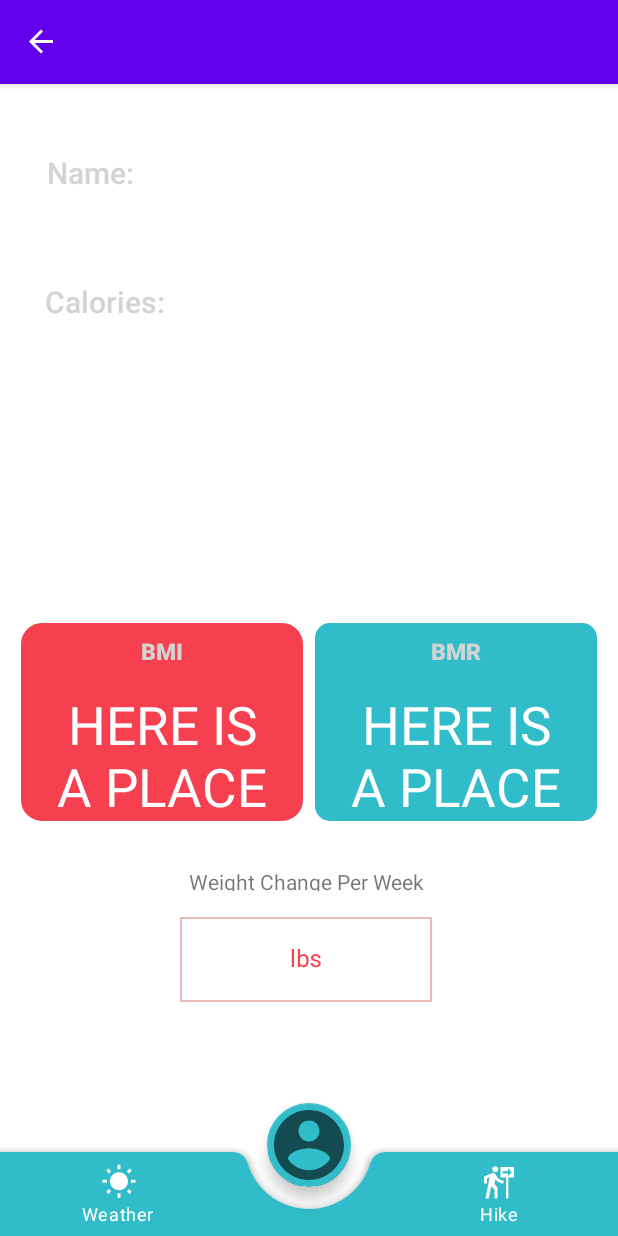
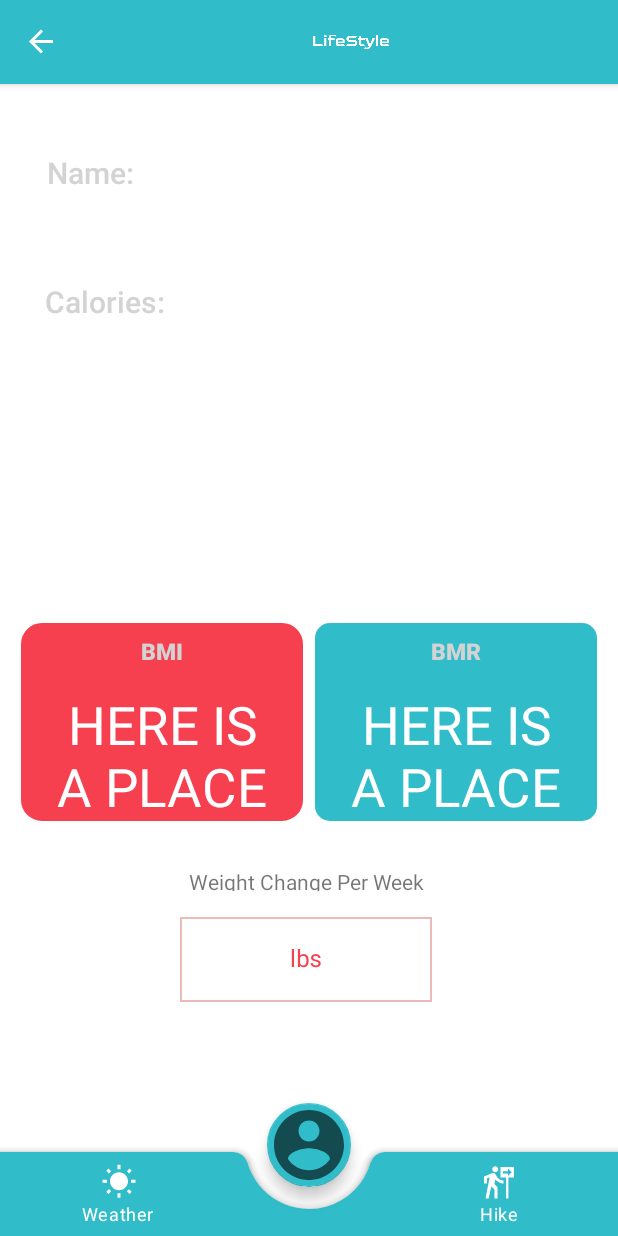
Before and after one commit to Mistah-Jones/LifeStyle_App, an Android app: the screen it shows after launch (MainActivity), item 2 of the bottom bar chosen, on a phone screen of 412 x 824 dp. Run offline under Robolectric (Android 15) with nearby library versions, the phone set to English and light mode, and no system bars; our stand-ins replace navigation-ui.

Commit message:
customized action bar and status bar

```diff
--- a/app/src/main/java/com/example/myapplication/MainActivity.java
+++ b/app/src/main/java/com/example/myapplication/MainActivity.java
@@ -2,6 +2,7 @@ package com.example.myapplication;
 
 import static androidx.navigation.Navigation.findNavController;
 
+import android.content.Context;
 import android.graphics.Bitmap;
 import android.graphics.BitmapFactory;
 import android.graphics.Canvas;
@@ -12,7 +13,9 @@ import android.graphics.Rect;
 import android.graphics.drawable.BitmapDrawable;
 import android.graphics.drawable.Drawable;
 import android.os.Bundle;
+import android.text.Layout;
 import android.util.Base64;
+import android.view.LayoutInflater;
 import android.view.View;
 
 import androidx.appcompat.app.AppCompatActivity;
@@ -52,6 +55,12 @@ public class MainActivity extends AppCompatActivity
 
         binding = ActivityMainBinding.inflate(getLayoutInflater());
         setContentView(binding.getRoot());
+
+        androidx.appcompat.app.ActionBar actionBar = getSupportActionBar();
+        actionBar.setDisplayShowCustomEnabled(true);
+        LayoutInflater inflater = (LayoutInflater) this.getSystemService(Context.LAYOUT_INFLATER_SERVICE);
+        View view = inflater.inflate(R.layout.action_bar, null);
+        actionBar.setCustomView(view);
 
         BottomNavigationView navView = findViewById(R.id.bottomNavigationView);
         navView.setBackground(null);
--- /dev/null
+++ b/app/src/main/res/layout/action_bar.xml
@@ -0,0 +1,11 @@
+<?xml version="1.0" encoding="utf-8"?>
+<RelativeLayout xmlns:android="http://schemas.android.com/apk/res/android"
+    android:layout_width="match_parent"
+    android:layout_height="match_parent">
+
+    <ImageView
+        android:layout_width="match_parent"
+        android:layout_height="wrap_content"
+        android:src="@drawable/logo_text" />
+
+</RelativeLayout>
--- a/app/src/main/res/values/colors.xml
+++ b/app/src/main/res/values/colors.xml
@@ -8,5 +8,9 @@
     <color name="black">#FF000000</color>
     <color name="white">#FFFFFFFF</color>
 
-
+    <color name="blue">#30BCC9</color>
+    <color name="blue1">#2696a1</color>
+    <color name="red">#F6404F</color>
+    <color name="yellow">#FADA80</color>
+    <color name="off_white">#FAF3E3</color>
 </resources>
--- a/app/src/main/res/values/themes.xml
+++ b/app/src/main/res/values/themes.xml
@@ -2,15 +2,27 @@
     <!-- Base application theme. -->
     <style name="Theme.MyApplication" parent="Theme.MaterialComponents.DayNight.DarkActionBar">
         <!-- Primary brand color. -->
-        <item name="colorPrimary">@color/purple_500</item>
-        <item name="colorPrimaryVariant">@color/purple_700</item>
+        <item name="colorPrimary">@color/blue</item>
+        <item name="colorPrimaryVariant">@color/blue1</item>
         <item name="colorOnPrimary">@color/white</item>
         <!-- Secondary brand color. -->
-        <item name="colorSecondary">@color/teal_200</item>
-        <item name="colorSecondaryVariant">@color/teal_700</item>
+        <item name="colorSecondary">@color/red</item>
+        <item name="colorSecondaryVariant">@color/yellow</item>
         <item name="colorOnSecondary">@color/black</item>
         <!-- Status bar color. -->
         <item name="android:statusBarColor" tools:targetApi="l">?attr/colorPrimaryVariant</item>
         <!-- Customize your theme here. -->
+
+        <!-- Primary brand color.
+        <item name="colorPrimary">@color/purple_500</item>
+        <item name="colorPrimaryVariant">@color/purple_700</item>
+        <item name="colorOnPrimary">@color/white</item>
+         Secondary brand color.
+        <item name="colorSecondary">@color/teal_200</item>
+        <item name="colorSecondaryVariant">@color/teal_700</item>
+        <item name="colorOnSecondary">@color/black</item>
+         Status bar color.
+        <item name="android:statusBarColor" tools:targetApi="l">?attr/colorPrimaryVariant</item>
+         Customize your theme here. -->
     </style>
 </resources>
```
Also changed, not shown: app/src/main/res/drawable/blue_wave.xml (deleted, +0 -9 lines), app/src/main/res/drawable/blue_wave_2.xml (deleted, +0 -9 lines), app/src/main/res/drawable/cream_wave.xml (deleted, +0 -9 lines), app/src/main/res/drawable/cream_wave_2.xml (deleted, +0 -9 lines), app/src/main/res/drawable/dashboard_background.xml (deleted, +0 -9 lines), app/src/main/res/drawable/dashboard_background_2.xml (deleted, +0 -9 lines), app/src/main/res/drawable/red_wave.xml (deleted, +0 -9 lines), app/src/main/res/drawable/red_wave_2.xml (deleted, +0 -9 lines), app/src/main/res/drawable/logo_text.png (added).
